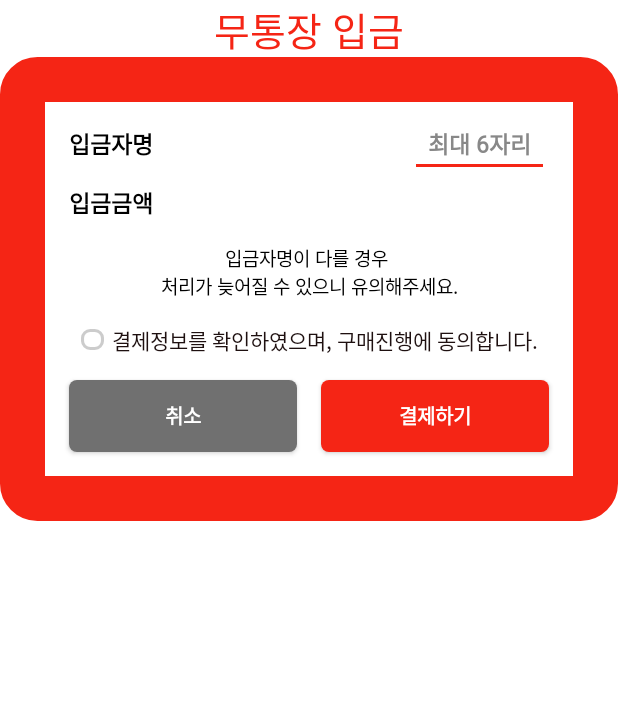
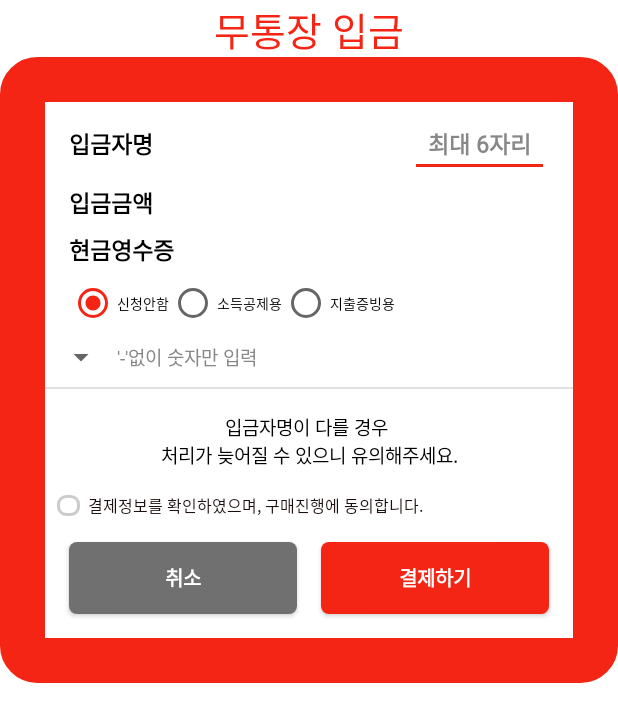
Before and after one commit to beomjongkim/honeyApp, an Android app: the layout layout_popup_register_payment.xml on its own in the app's theme, with its tools: preview values and no code run, on a phone screen of 412 x 824 dp. Shown: the top 722 px of the screen. Run offline under Robolectric (Android 15) with nearby library versions, the phone set to English and light mode, and no system bars; network calls fail.

Commit message:
0707 몇차 버그 수정일까..(오류있음주의)

```diff
--- a/app/build.gradle
+++ b/app/build.gradle
@@ -12,8 +12,8 @@ android {
         applicationId "com.dmonster.darling.honey"
         minSdkVersion 16
         targetSdkVersion 28
-        versionCode 46
-        versionName "1.2.20"
+        versionCode 48
+        versionName "1.2.22"
         setProperty("archivesBaseName", applicationId + "-v" + versionCode + "(" + versionName + ")")
         multiDexEnabled true
         renderscriptTargetApi 19
--- a/app/src/main/java/com/dmonster/darling/honey/point/model/PointModel.kt
+++ b/app/src/main/java/com/dmonster/darling/honey/point/model/PointModel.kt
@@ -29,7 +29,7 @@ class PointModel {
             .subscribe(subscriber)
     }
 
-    fun reserve_payment(id: String?, name :String?, price : Int?, subscriber: DisposableObserver<ResultItem<String>>){
+    fun reserve_payment(id: String?, name :String?, price : Int?, receiptType : String?, receiptInfo : String?,subscriber: DisposableObserver<ResultItem<String>>){
         RetrofitProtocol().retrofit.reservePayment(ServerApi.instance.reservePayment, id, name, price)
             .subscribeOn(Schedulers.io())
             .observeOn(AndroidSchedulers.mainThread())
--- a/app/src/main/java/com/dmonster/darling/honey/point/view/PointFragment.kt
+++ b/app/src/main/java/com/dmonster/darling/honey/point/view/PointFragment.kt
@@ -1,6 +1,5 @@
 package com.dmonster.darling.honey.point.view
 
-import android.content.Intent
 import android.os.Bundle
 import androidx.fragment.app.Fragment
 import android.view.LayoutInflater
@@ -8,13 +7,11 @@ import android.view.View
 import android.view.ViewGroup
 import android.widget.ArrayAdapter
 import androidx.databinding.DataBindingUtil
-import com.android.billingclient.api.*
 
 import com.dmonster.darling.honey.R
 import com.dmonster.darling.honey.common.command.SpinnerInterface
-import com.dmonster.darling.honey.common.viewmodel.SpinnerVM
 import com.dmonster.darling.honey.custom_recyclerview.view.CustomAdapter
-import com.dmonster.darling.honey.customview.ReservePaymentPopup
+import com.dmonster.darling.honey.dialog.ReservePaymentPopup
 import com.dmonster.darling.honey.databinding.FragmentPointBinding
 import com.dmonster.darling.honey.point.viewmodel.PointSpinnerVM
 import com.dmonster.darling.honey.point.viewmodel.PointViewModel
--- a/app/src/main/java/com/dmonster/darling/honey/point/viewmodel/PointViewModel.kt
+++ b/app/src/main/java/com/dmonster/darling/honey/point/viewmodel/PointViewModel.kt
@@ -17,7 +17,7 @@ import com.dmonster.darling.honey.custom_recyclerview.model.RecyclerItemData
 import com.dmonster.darling.honey.custom_recyclerview.view.CustomAdapter
 import com.dmonster.darling.honey.customview.CustomDialogInterface
 import com.dmonster.darling.honey.customview.CustomPopup
-import com.dmonster.darling.honey.customview.ReservePaymentPopup
+import com.dmonster.darling.honey.dialog.ReservePaymentPopup
 import com.dmonster.darling.honey.point.data.CheckFreePassData
 import com.dmonster.darling.honey.point.data.PointData
 import com.dmonster.darling.honey.point.data.PointLogData
--- a/app/src/main/java/com/dmonster/darling/honey/util/retrofit/RetrofitService.kt
+++ b/app/src/main/java/com/dmonster/darling/honey/util/retrofit/RetrofitService.kt
@@ -760,6 +760,8 @@ interface RetrofitService {
         @Field("mb_id") id: String?,
         @Field("name") name: String?,
         @Field("price") price: Int?
+
+
         ): Observable<ResultItem<String>>
 
     @FormUrlEncoded
--- a/app/src/main/res/layout/layout_popup_register_payment.xml
+++ b/app/src/main/res/layout/layout_popup_register_payment.xml
@@ -7,6 +7,9 @@
 
         <import type="android.view.View" />
 
+        <variable
+            name="spinnerVM"
+            type="com.dmonster.darling.honey.dialog.viewmodel.ReservePaymentSpinnerVM" />
 
         <variable
             name="registerPaymentVM"
@@ -48,6 +51,7 @@
                 android:background="@drawable/bg_round_gray"
                 android:backgroundTint="@color/warm_grey"
                 android:gravity="center"
+                android:onClick="@{(v)->registerPaymentVM.twoBtnSwitch.onCancel(v)}"
                 android:text="취소"
                 android:textColor="@color/color_white"
                 android:textSize="@dimen/text_large"
@@ -57,7 +61,6 @@
                 app:layout_constraintHorizontal_bias="0.5"
                 app:layout_constraintHorizontal_weight="1"
                 app:layout_constraintStart_toStartOf="parent"
-                android:onClick="@{(v)->registerPaymentVM.twoBtnSwitch.onCancel(v)}"
                 tools:ignore="SpUsage" />
 
             <Button
@@ -73,6 +76,7 @@
                 android:background="@drawable/bg_round_gray"
                 android:backgroundTint="@color/accent"
                 android:gravity="center"
+                android:onClick="@{(v)->registerPaymentVM.twoBtnSwitch.onConfirm(v)}"
                 android:text="결제하기"
                 android:textColor="@color/color_white"
                 android:textSize="@dimen/text_large"
@@ -82,7 +86,6 @@
                 app:layout_constraintEnd_toEndOf="parent"
                 app:layout_constraintHorizontal_bias="0.5"
                 app:layout_constraintHorizontal_weight="1"
-                android:onClick="@{(v)->registerPaymentVM.twoBtnSwitch.onConfirm(v)}"
                 app:layout_constraintStart_toEndOf="@+id/btn_popup_register_payment_cancel"
                 tools:ignore="SpUsage" />
 
@@ -112,9 +115,9 @@
                 android:layout_marginEnd="16dp"
                 android:layout_marginRight="16dp"
                 android:hint="  최대 6자리  "
-                android:text="@={registerPaymentVM.name}"
                 android:inputType="textPersonName"
                 android:maxLength="6"
+                android:text="@={registerPaymentVM.name}"
                 android:textColor="@color/color_black"
                 android:textSize="@dimen/text_xlarge"
                 android:textStyle="bold"
@@ -157,30 +160,123 @@
                 android:layout_width="wrap_content"
                 android:layout_height="wrap_content"
                 android:layout_marginTop="16dp"
+                android:gravity="center_horizontal"
+                android:text="입금자명이 다를 경우 \n처리가 늦어질 수 있으니 유의해주세요."
                 android:textAlignment="center"
-                android:text="입금자명이 다를 경우 \n처리가 늦어질 수 있으니 유의해주세요."
                 android:textColor="@color/color_black"
                 android:textSize="@dimen/text_normal"
                 app:layout_constraintEnd_toEndOf="parent"
                 app:layout_constraintStart_toStartOf="parent"
-                app:layout_constraintTop_toBottomOf="@+id/tv_popup_register_payment_price_title"
-                android:gravity="center_horizontal" />
+                app:layout_constraintTop_toBottomOf="@+id/dv_reserve_popup" />
 
             <CheckBox
                 android:id="@+id/cb_reserve_payment"
-                android:layout_width="wrap_content"
+                style="@style/baseTextViewStyle"
+                android:layout_width="0dp"
                 android:layout_height="wrap_content"
-                style="@style/baseTextViewStyle"
+                android:layout_marginStart="8dp"
+                android:layout_marginLeft="8dp"
                 android:layout_marginTop="16dp"
+                android:layout_marginEnd="8dp"
+                android:layout_marginRight="8dp"
+                android:layout_marginBottom="16dp"
                 android:checked="@={registerPaymentVM.isChecked}"
-                android:layout_marginBottom="16dp"
                 android:text="결제정보를 확인하였으며, 구매진행에 동의합니다."
+                android:textSize="@dimen/text_xsmall"
                 app:layout_constraintBottom_toTopOf="@+id/btn_popup_register_payment_cancel"
                 app:layout_constraintEnd_toEndOf="parent"
                 app:layout_constraintStart_toStartOf="parent"
-                app:layout_constraintTop_toBottomOf="@+id/tv_popup_register_payment_guide"
-                />
+                app:layout_constraintTop_toBottomOf="@+id/tv_popup_register_payment_guide" />
 
+            <RadioGroup
+                android:id="@+id/rg_reserve_popup"
+                onCheckedChangeListener="@{registerPaymentVM.radioGroupListener}"
+                android:layout_width="0dp"
+                android:layout_height="wrap_content"
+                android:layout_marginTop="8dp"
+                android:layout_marginEnd="8dp"
+                android:layout_marginRight="8dp"
+                android:orientation="horizontal"
+                app:layout_constraintEnd_toEndOf="parent"
+                app:layout_constraintStart_toStartOf="@+id/tv_reserve_popup_receipt"
+                app:layout_constraintTop_toBottomOf="@+id/tv_reserve_popup_receipt">
+
+                <RadioButton
+                    android:id="@+id/rb_reserve_popup1"
+                    android:layout_width="wrap_content"
+                    android:layout_height="wrap_content"
+                    android:theme="@style/baseTextViewStyle"
+                    android:textSize="@dimen/text_xxsmall"
+                    android:checked="true"
+                    android:text="신청안함" />
+
+                <RadioButton
+                    android:id="@+id/rb_reserve_popup2"
+                    android:textSize="@dimen/text_xxsmall"
+                    android:layout_width="wrap_content"
+                    android:layout_height="wrap_content"
+                    android:theme="@style/baseTextViewStyle"
+                    android:text="소득공제용" />
+
+                <RadioButton
+                    android:id="@+id/rb_reserve_popup3"
+                    android:layout_width="wrap_content"
+                    android:theme="@style/baseTextViewStyle"
+                    android:textSize="@dimen/text_xxsmall"
+                    android:layout_height="wrap_content"
+                    android:text="지출증빙용" />
+            </RadioGroup>
+
+            <TextView
+                android:id="@+id/tv_reserve_popup_receipt"
+                style="@style/baseTextViewStyle"
+                android:layout_width="wrap_content"
+                android:layout_height="wrap_content"
+                android:layout_marginTop="8dp"
+                android:text="현금영수증"
+                android:textColor="@color/color_black"
+                android:textSize="@dimen/text_xlarge"
+                android:textStyle="bold"
+                app:layout_constraintStart_toStartOf="@+id/tv_popup_register_payment_price_title"
+                app:layout_constraintTop_toBottomOf="@+id/tv_popup_register_payment_price_title" />
+
+            <View
+                android:id="@+id/dv_reserve_popup"
+                android:layout_width="0dp"
+                android:layout_height="1dp"
+                android:layout_marginTop="8dp"
+                android:background="?android:attr/listDivider"
+                app:layout_constraintEnd_toEndOf="parent"
+                app:layout_constraintStart_toStartOf="parent"
+                app:layout_constraintTop_toBottomOf="@+id/sp_reserve_popup_receipt_title" />
+
+
+            <Spinner
+                android:id="@+id/sp_reserve_popup_receipt_title"
+                SpinnerVM="@{spinnerVM}"
+                android:layout_width="wrap_content"
+                android:layout_height="wrap_content"
+                android:layout_marginTop="8dp"
+                android:theme="@style/baseTextViewStyle"
+                android:visibility='@{registerPaymentVM.needReceipt == "" ? View.GONE : View.VISIBLE}'
+                app:layout_constraintStart_toStartOf="parent"
+                app:layout_constraintTop_toBottomOf="@+id/rg_reserve_popup" />
+
+            <EditText
+                android:id="@+id/editTextNumber"
+                android:layout_width="0dp"
+                android:layout_height="0dp"
+                android:background="@color/color_white"
+                android:ems="10"
+                android:hint="'-'없이 숫자만 입력"
+                android:inputType="number"
+                android:visibility='@{registerPaymentVM.needReceipt == "" ? View.GONE : View.VISIBLE}'
+                android:textSize="@dimen/text_normal"
+                android:theme="@style/baseTextViewStyle"
+                app:layout_constraintBottom_toBottomOf="@+id/sp_reserve_popup_receipt_title"
+                app:layout_constraintEnd_toEndOf="@+id/rg_reserve_popup"
+                app:layout_constraintStart_toEndOf="@+id/sp_reserve_popup_receipt_title"
+                app:layout_constraintTop_toTopOf="@+id/sp_reserve_popup_receipt_title" />
 
         </androidx.constraintlayout.widget.ConstraintLayout>
     </LinearLayout>
```
Also changed, not shown: app/src/main/java/com/dmonster/darling/honey/dialog/ReservePaymentPopup.kt (+58 -4 lines), app/src/main/java/com/dmonster/darling/honey/dialog/viewmodel/ReservePaymentSpinnerVM.kt (added, +9 -0 lines), app/src/main/java/com/dmonster/darling/honey/point/viewmodel/ReservePaymentPopupVM.kt (+12 -0 lines), app/src/main/res/layout/custom_dropdown.xml (added, +10 -0 lines).
